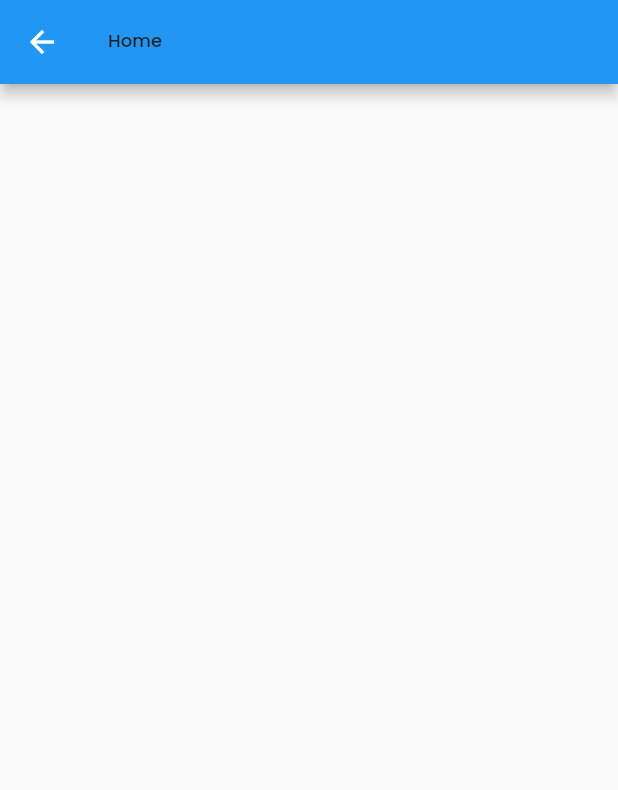
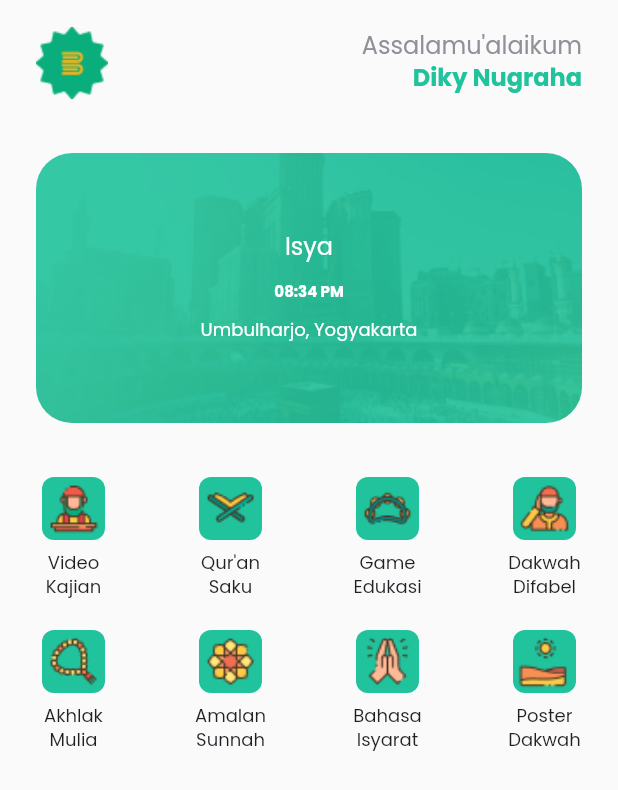
Before and after one commit to Bil-Hikmah/flutter_bil_hikmah, a Flutter app: the HomePage screen opened by its route, on a phone screen of 412 x 824 dp. Shown: the top 790 px of the screen. Run offline on Flutter 3.47's test engine with Material 2 defaults, Android fonts, the light colour scheme and no system bars; our stand-ins replace bloc, equatable, flutter_bloc, flutter_secure_storage, flutter_svg, page_transition; accounts and stored records are empty.

Commit message:
💄 Added Home UI

```diff
--- /dev/null
+++ b/lib/feature/home/domain/repository/main_feature_item.dart
@@ -0,0 +1,18 @@
+import 'package:flutter_bil_hikmah/common/constant/url_asset.dart';
+
+class MainFeatureItem {
+  String url;
+  String title;
+  MainFeatureItem(this.url, this.title);
+}
+
+final List<MainFeatureItem> listMainFeature = [
+  MainFeatureItem(UrlAsset.videokKajian, "Video Kajian"),
+  MainFeatureItem(UrlAsset.quranSaku, "Qur'an Saku"),
+  MainFeatureItem(UrlAsset.gameEdukasi, "Game Edukasi"),
+  MainFeatureItem(UrlAsset.dakwahDifabel, "Dakwah Difabel"),
+  MainFeatureItem(UrlAsset.akhlakMulia, "Akhlak Mulia"),
+  MainFeatureItem(UrlAsset.amalanSunnah, "Amalan Sunnah"),
+  MainFeatureItem(UrlAsset.bahasaIsyarat, "Bahasa Isyarat"),
+  MainFeatureItem(UrlAsset.posterDakwah, "Poster Dakwah"),
+];
--- a/lib/feature/home/screen/home_page.dart
+++ b/lib/feature/home/screen/home_page.dart
@@ -1,5 +1,6 @@
 import 'package:flutter/material.dart';
 import 'package:flutter_bil_hikmah/feature/home/logic/cubit/home_cubit.dart';
+import 'package:flutter_bil_hikmah/feature/home/screen/section/home_view.dart';
 import 'package:flutter_bil_hikmah/style/colors.dart';
 import 'package:flutter_bil_hikmah/style/text.dart';
 import 'package:flutter_bloc/flutter_bloc.dart';
@@ -11,7 +12,7 @@ class HomePage extends StatelessWidget {
   @override
   Widget build(BuildContext context) {
     return BlocProvider(
-      create: (context) => HomeCubit()..onInit(),
+      create: (context) => HomeCubit(),
       child: BlocConsumer<HomeCubit, HomeState>(
         listener: (context, state) {
           if (state.status.isError) {
@@ -29,17 +30,16 @@ class HomePage extends StatelessWidget {
           }
         },
         builder: (context, state) {
-          return Scaffold(
-            appBar: AppBar(
-              title: const AppTextSmallPrimary('Home'),
+          return SafeArea(
+            child: Scaffold(
+              body: state.status.isLoading
+                  ? const Center(
+                      child: CircularProgressIndicator(
+                        color: AppColors.primaryDark,
+                      ),
+                    )
+                  : const HomeView(),
             ),
-            body: state.status.isLoading
-                ? const Center(
-                    child: CircularProgressIndicator(
-                      color: AppColors.primaryDark,
-                    ),
-                  )
-                : Container(),
           );
         },
       ),
--- /dev/null
+++ b/lib/feature/home/screen/section/banner_home.dart
@@ -0,0 +1,47 @@
+import 'package:flutter/material.dart';
+import 'package:flutter_bil_hikmah/common/constant/url_asset.dart';
+import 'package:flutter_bil_hikmah/style/text.dart';
+
+class BannerHome extends StatelessWidget {
+  const BannerHome({Key? key}) : super(key: key);
+
+  @override
+  Widget build(BuildContext context) {
+    return Container(
+      width: double.infinity,
+      height: 180.0,
+      alignment: Alignment.center,
+      decoration: BoxDecoration(
+        borderRadius: BorderRadius.circular(24.0),
+        image: const DecorationImage(
+          image: AssetImage(UrlAsset.homeBanner),
+          fit: BoxFit.cover,
+        ),
+      ),
+      child: Column(
+        crossAxisAlignment: CrossAxisAlignment.center,
+        mainAxisAlignment: MainAxisAlignment.center,
+        children: [
+          const AppTextLargePrimary("Isya").copyWith(
+            style: AppTextStyle.textLarge.copyWith(
+              color: Colors.white,
+            ),
+          ),
+          const SizedBox(height: 12.0),
+          const AppTextTripleExtraLargePrimary("08:34 PM").copyWith(
+            style: AppTextStyle.textTripleExtraLarge.copyWith(
+              color: Colors.white,
+              fontWeight: FontWeight.w700,
+            ),
+          ),
+          const SizedBox(height: 12.0),
+          const AppTextSmallPrimary("Umbulharjo, Yogyakarta").copyWith(
+            style: AppTextStyle.textSmall.copyWith(
+              color: Colors.white,
+            ),
+          ),
+        ],
+      ),
+    );
+  }
+}
--- /dev/null
+++ b/lib/feature/home/screen/section/home_view.dart
@@ -0,0 +1,92 @@
+import 'package:flutter/material.dart';
+import 'package:flutter_bil_hikmah/feature/home/domain/repository/main_feature_item.dart';
+import 'package:flutter_bil_hikmah/feature/home/screen/section/banner_home.dart';
+import 'package:flutter_bil_hikmah/feature/home/screen/section/upper_home.dart';
+import 'package:flutter_bil_hikmah/style/colors.dart';
+import 'package:flutter_bil_hikmah/style/text.dart';
+
+class HomeView extends StatefulWidget {
+  const HomeView({Key? key}) : super(key: key);
+
+  @override
+  State<HomeView> createState() => _HomeViewState();
+}
+
+class _HomeViewState extends State<HomeView> {
+  @override
+  Widget build(BuildContext context) {
+    const _upperHomeDescription = UpperHome();
+    const _banner = BannerHome();
+
+    SizedBox mainItemContainer(String imageUrl, String title) {
+      return SizedBox(
+        width: 50.0,
+        child: Column(
+          children: [
+            Container(
+              height: 42.0,
+              width: 42.0,
+              alignment: Alignment.center,
+              decoration: BoxDecoration(
+                borderRadius: BorderRadius.circular(8.0),
+                color: AppColors.primaryDark,
+                image: DecorationImage(
+                  image: AssetImage(imageUrl),
+                  fit: BoxFit.cover,
+                ),
+              ),
+            ),
+            const SizedBox(height: 8.0),
+            Text(
+              title,
+              maxLines: 2,
+              softWrap: true,
+              textAlign: TextAlign.center,
+              overflow: TextOverflow.ellipsis,
+              style: AppTextStyle.textSmall,
+            )
+          ],
+        ),
+      );
+    }
+
+    final _mainFeature = Column(
+      children: [
+        Row(
+          crossAxisAlignment: CrossAxisAlignment.start,
+          mainAxisAlignment: MainAxisAlignment.spaceBetween,
+          children: listMainFeature.getRange(0, 4).map((item) {
+            return mainItemContainer(
+              item.url,
+              item.title,
+            );
+          }).toList(),
+        ),
+        const SizedBox(height: 20.0),
+        Row(
+          crossAxisAlignment: CrossAxisAlignment.start,
+          mainAxisAlignment: MainAxisAlignment.spaceBetween,
+          children: listMainFeature.getRange(4, 8).map((item) {
+            return mainItemContainer(
+              item.url,
+              item.title,
+            );
+          }).toList(),
+        ),
+      ],
+    );
+    return SingleChildScrollView(
+      padding: const EdgeInsets.symmetric(horizontal: 24.0),
+      child: Column(
+        children: [
+          const SizedBox(height: 18.0),
+          _upperHomeDescription,
+          const SizedBox(height: 36.0),
+          _banner,
+          const SizedBox(height: 36.0),
+          _mainFeature,
+        ],
+      ),
+    );
+  }
+}
--- /dev/null
+++ b/lib/feature/home/screen/section/upper_home.dart
@@ -0,0 +1,39 @@
+import 'package:flutter/material.dart';
+import 'package:flutter_bil_hikmah/common/constant/url_asset.dart';
+import 'package:flutter_bil_hikmah/style/colors.dart';
+import 'package:flutter_bil_hikmah/style/text.dart';
+
+class UpperHome extends StatelessWidget {
+  const UpperHome({Key? key}) : super(key: key);
+
+  @override
+  Widget build(BuildContext context) {
+    return Row(
+      mainAxisAlignment: MainAxisAlignment.spaceBetween,
+      children: [
+        Image.asset(
+          UrlAsset.logoWT,
+          width: 48,
+          height: 48,
+          fit: BoxFit.cover,
+        ),
+        Column(
+          crossAxisAlignment: CrossAxisAlignment.end,
+          children: [
+            const AppTextLargePrimary("Assalamu'alaikum").copyWith(
+              style: AppTextStyle.textLarge.copyWith(
+                color: AppColors.darkGreyLightest,
+              ),
+            ),
+            AppTextLargeGreen("Diky Nugraha").copyWith(
+              style: AppTextStyle.textLarge.copyWith(
+                color: AppColors.primaryDark,
+                fontWeight: FontWeight.bold,
+              ),
+            ),
+          ],
+        )
+      ],
+    );
+  }
+}
--- a/lib/feature/onboard/screen/onboard_page.dart
+++ b/lib/feature/onboard/screen/onboard_page.dart
@@ -1,4 +1,5 @@
 import 'package:flutter/material.dart';
+import 'package:flutter_bil_hikmah/config/routes/route_name.dart';
 import 'package:flutter_bil_hikmah/feature/onboard/repository/onboard_item.dart';
 import 'package:flutter_bil_hikmah/feature/onboard/screen/section/onboard_action_button.dart';
 import 'package:flutter_bil_hikmah/feature/onboard/screen/section/onboard_content.dart';
@@ -65,6 +66,7 @@ class _OnboardPageState extends State<OnboardPage> {
                 },
                 () {
                   // Going to Another Page
+                  Navigator.of(context).pushReplacementNamed(Routes.dashboard);
                 },
               ),
             ],
```
